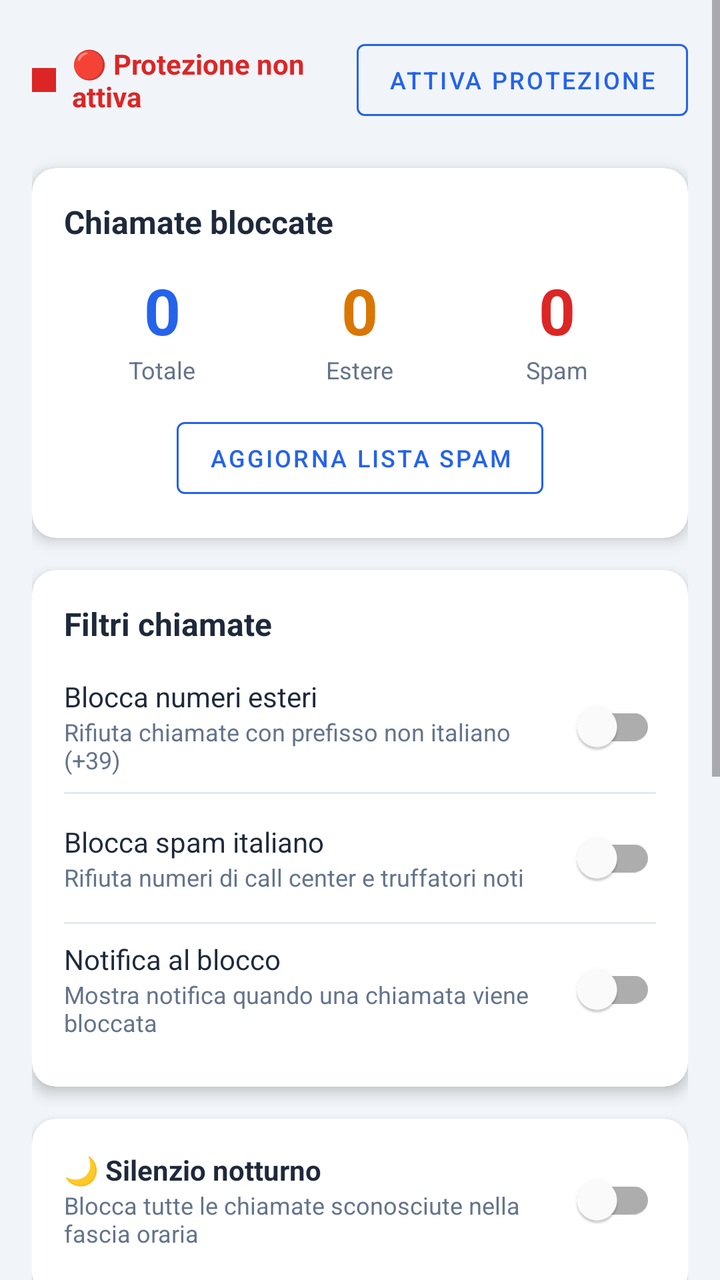
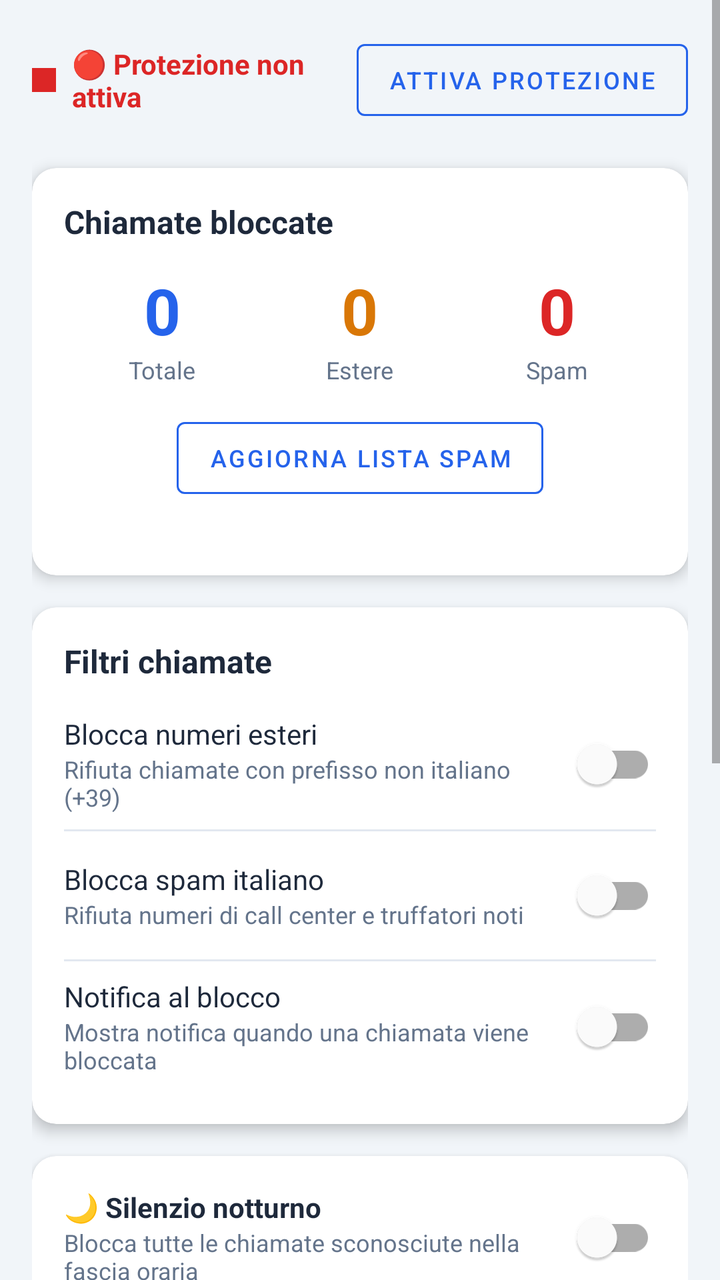

Two renders of the same Android screen: before a commit and after it. Below are the layout's source before the change and the commit's diff.
<!-- AndroidManifest.xml: application theme Theme.ScudoChiamate -->
<!-- res/layout/activity_main.xml -->
<?xml version="1.0" encoding="utf-8"?>
<ScrollView xmlns:android="http://schemas.android.com/apk/res/android"
    xmlns:app="http://schemas.android.com/apk/res-auto"
    android:layout_width="match_parent"
    android:layout_height="match_parent"
    android:background="@color/background"
    android:fillViewport="true">

    <LinearLayout
        android:layout_width="match_parent"
        android:layout_height="wrap_content"
        android:orientation="vertical"
        android:padding="16dp">

        
        <LinearLayout
            android:layout_width="match_parent"
            android:layout_height="wrap_content"
            android:gravity="center_vertical"
            android:orientation="horizontal"
            android:layout_marginBottom="20dp">

            <View
                android:id="@+id/statusIndicator"
                android:layout_width="12dp"
                android:layout_height="12dp"
                android:background="@color/red_inactive"
                android:layout_marginEnd="8dp" />

            <TextView
                android:id="@+id/tvServiceStatus"
                android:layout_width="0dp"
                android:layout_height="wrap_content"
                android:layout_weight="1"
                android:text="@string/service_inactive"
                android:textColor="@color/red_inactive"
                android:textSize="14sp"
                android:textStyle="bold" />

            <com.google.android.material.button.MaterialButton
                android:id="@+id/btnActivate"
                android:layout_width="wrap_content"
                android:layout_height="wrap_content"
                android:text="@string/btn_activate"
                android:textSize="12sp"
                style="@style/Widget.MaterialComponents.Button.OutlinedButton"
                app:strokeColor="@color/primary" />
        </LinearLayout>

        
        <com.google.android.material.card.MaterialCardView
            android:layout_width="match_parent"
            android:layout_height="wrap_content"
            android:layout_marginBottom="16dp"
            app:cardCornerRadius="12dp"
            app:cardElevation="4dp"
            app:cardBackgroundColor="@color/card_background">

            <LinearLayout
                android:layout_width="match_parent"
                android:layout_height="wrap_content"
                android:orientation="vertical"
                android:padding="16dp">

                <TextView
                    android:layout_width="wrap_content"
                    android:layout_height="wrap_content"
                    android:text="@string/stats_title"
                    android:textSize="16sp"
                    android:textStyle="bold"
                    android:textColor="@color/text_primary"
                    android:layout_marginBottom="12dp" />

                <LinearLayout
                    android:layout_width="match_parent"
                    android:layout_height="wrap_content"
                    android:orientation="horizontal"
                    android:gravity="center">

                    <LinearLayout android:layout_width="0dp" android:layout_height="wrap_content"
                        android:layout_weight="1" android:orientation="vertical" android:gravity="center">
                        <TextView android:id="@+id/tvTotalCount" android:layout_width="wrap_content"
                            android:layout_height="wrap_content" android:text="0"
                            android:textSize="32sp" android:textStyle="bold" android:textColor="@color/primary" />
                        <TextView android:layout_width="wrap_content" android:layout_height="wrap_content"
                            android:text="@string/stat_total" android:textSize="12sp" android:textColor="@color/text_secondary" />
                    </LinearLayout>

                    <LinearLayout android:layout_width="0dp" android:layout_height="wrap_content"
                        android:layout_weight="1" android:orientation="vertical" android:gravity="center">
                        <TextView android:id="@+id/tvForeignCount" android:layout_width="wrap_content"
                            android:layout_height="wrap_content" android:text="0"
                            android:textSize="32sp" android:textStyle="bold" android:textColor="@color/orange_foreign" />
                        <TextView android:layout_width="wrap_content" android:layout_height="wrap_content"
                            android:text="@string/stat_foreign" android:textSize="12sp" android:textColor="@color/text_secondary" />
                    </LinearLayout>

                    <LinearLayout android:layout_width="0dp" android:layout_height="wrap_content"
                        android:layout_weight="1" android:orientation="vertical" android:gravity="center">
                        <TextView android:id="@+id/tvSpamCount" android:layout_width="wrap_content"
                            android:layout_height="wrap_content" android:text="0"
                            android:textSize="32sp" android:textStyle="bold" android:textColor="@color/red_spam" />
                        <TextView android:layout_width="wrap_content" android:layout_height="wrap_content"
                            android:text="@string/stat_spam" android:textSize="12sp" android:textColor="@color/text_secondary" />
                    </LinearLayout>
                </LinearLayout>

                <com.google.android.material.button.MaterialButton
                    android:id="@+id/btnUpdateSpam"
                    android:layout_width="wrap_content"
                    android:layout_height="wrap_content"
                    android:layout_gravity="center"
                    android:layout_marginTop="12dp"
                    android:text="@string/btn_update_spam"
                    android:textSize="12sp"
                    style="@style/Widget.MaterialComponents.Button.OutlinedButton"
                    app:strokeColor="@color/primary" />
            </LinearLayout>
        </com.google.android.material.card.MaterialCardView>

        
        <com.google.android.material.card.MaterialCardView
            android:layout_width="match_parent"
            android:layout_height="wrap_content"
            android:layout_marginBottom="16dp"
            app:cardCornerRadius="12dp"
            app:cardElevation="4dp"
            app:cardBackgroundColor="@color/card_background">

            <LinearLayout
                android:layout_width="match_parent"
                android:layout_height="wrap_content"
                android:orientation="vertical"
                android:padding="16dp">

                <TextView
                    android:layout_width="wrap_content"
                    android:layout_height="wrap_content"
                    android:text="@string/settings_title"
                    android:textSize="16sp"
                    android:textStyle="bold"
                    android:textColor="@color/text_primary"
                    android:layout_marginBottom="8dp" />

                
                <LinearLayout android:layout_width="match_parent" android:layout_height="wrap_content"
                    android:orientation="horizontal" android:gravity="center_vertical"
                    android:paddingTop="8dp" android:paddingBottom="8dp">
                    <LinearLayout android:layout_width="0dp" android:layout_height="wrap_content"
                        android:layout_weight="1" android:orientation="vertical">
                        <TextView android:layout_width="wrap_content" android:layout_height="wrap_content"
                            android:text="@string/toggle_foreign_label" android:textSize="14sp" android:textColor="@color/text_primary" />
                        <TextView android:layout_width="wrap_content" android:layout_height="wrap_content"
                            android:text="@string/toggle_foreign_desc" android:textSize="12sp" android:textColor="@color/text_secondary" />
                    </LinearLayout>
                    <com.google.android.material.switchmaterial.SwitchMaterial
                        android:id="@+id/switchForeign" android:layout_width="wrap_content" android:layout_height="wrap_content" />
                </LinearLayout>

                <View android:layout_width="match_parent" android:layout_height="1dp" android:background="@color/divider" />

                
                <LinearLayout android:layout_width="match_parent" android:layout_height="wrap_content"
                    android:orientation="horizontal" android:gravity="center_vertical"
                    android:paddingTop="8dp" android:paddingBottom="8dp">
                    <LinearLayout android:layout_width="0dp" android:layout_height="wrap_content"
                        android:layout_weight="1" android:orientation="vertical">
                        <TextView android:layout_width="wrap_content" android:layout_height="wrap_content"
                            android:text="@string/toggle_spam_label" android:textSize="14sp" android:textColor="@color/text_primary" />
                        <TextView android:layout_width="wrap_content" android:layout_height="wrap_content"
                            android:text="@string/toggle_spam_desc" android:textSize="12sp" android:textColor="@color/text_secondary" />
                    </LinearLayout>
                    <com.google.android.material.switchmaterial.SwitchMaterial
                        android:id="@+id/switchSpam" android:layout_width="wrap_content" android:layout_height="wrap_content" />
                </LinearLayout>

                <View android:layout_width="match_parent" android:layout_height="1dp" android:background="@color/divider" />

                
                <LinearLayout android:layout_width="match_parent" android:layout_height="wrap_content"
                    android:orientation="horizontal" android:gravity="center_vertical"
                    android:paddingTop="8dp" android:paddingBottom="8dp">
                    <LinearLayout android:layout_width="0dp" android:layout_height="wrap_content"
                        android:layout_weight="1" android:orientation="vertical">
                        <TextView android:layout_width="wrap_content" android:layout_height="wrap_content"
                            android:text="@string/toggle_notify_label" android:textSize="14sp" android:textColor="@color/text_primary" />
                        <TextView android:layout_width="wrap_content" android:layout_height="wrap_content"
                            android:text="@string/toggle_notify_desc" android:textSize="12sp" android:textColor="@color/text_secondary" />
                    </LinearLayout>
                    <com.google.android.material.switchmaterial.SwitchMaterial
                        android:id="@+id/switchNotify" android:layout_width="wrap_content" android:layout_height="wrap_content" />
                </LinearLayout>
            </LinearLayout>
        </com.google.android.material.card.MaterialCardView>

        
        <com.google.android.material.card.MaterialCardView
            android:layout_width="match_parent"
            android:layout_height="wrap_content"
            android:layout_marginBottom="16dp"
            app:cardCornerRadius="12dp"
            app:cardElevation="4dp"
            app:cardBackgroundColor="@color/card_background">

            <LinearLayout
                android:layout_width="match_parent"
                android:layout_height="wrap_content"
                android:orientation="vertical"
                android:padding="16dp">

                <LinearLayout android:layout_width="match_parent" android:layout_height="wrap_content"
                    android:orientation="horizontal" android:gravity="center_vertical"
                    android:paddingBottom="8dp">
                    <LinearLayout android:layout_width="0dp" android:layout_height="wrap_content"
                        android:layout_weight="1" android:orientation="vertical">
                        <TextView android:layout_width="wrap_content" android:layout_height="wrap_content"
                            android:text="@string/toggle_time_label" android:textSize="14sp"
                            android:textStyle="bold" android:textColor="@color/text_primary" />
                        <TextView android:layout_width="wrap_content" android:layout_height="wrap_content"
                            android:text="@string/toggle_time_desc" android:textSize="12sp" android:textColor="@color/text_secondary" />
                    </LinearLayout>
                    <com.google.android.material.switchmaterial.SwitchMaterial
                        android:id="@+id/switchTimeBlock" android:layout_width="wrap_content" android:layout_height="wrap_content" />
                </LinearLayout>

                
                <LinearLayout
                    android:id="@+id/timeBlockControls"
                    android:layout_width="match_parent"
                    android:layout_height="wrap_content"
                    android:orientation="horizontal"
                    android:gravity="center"
                    android:visibility="gone">

                    <com.google.android.material.button.MaterialButton
                        android:id="@+id/btnStartTime"
                        android:layout_width="0dp"
                        android:layout_height="wrap_content"
                        android:layout_weight="1"
                        android:layout_marginEnd="8dp"
                        android:text="@string/time_from_default"
                        style="@style/Widget.MaterialComponents.Button.OutlinedButton"
                        app:strokeColor="@color/primary" />

                    <TextView
                        android:layout_width="wrap_content"
                        android:layout_height="wrap_content"
                        android:text="→"
                        android:textSize="18sp"
                        android:layout_marginEnd="8dp"
                        android:textColor="@color/text_secondary" />

                    <com.google.android.material.button.MaterialButton
                        android:id="@+id/btnEndTime"
                        android:layout_width="0dp"
                        android:layout_height="wrap_content"
                        android:layout_weight="1"
                        android:text="@string/time_to_default"
                        style="@style/Widget.MaterialComponents.Button.OutlinedButton"
                        app:strokeColor="@color/primary" />
                </LinearLayout>
            </LinearLayout>
        </com.google.android.material.card.MaterialCardView>

        
        <com.google.android.material.card.MaterialCardView
            android:layout_width="match_parent"
            android:layout_height="wrap_content"
            android:layout_marginBottom="16dp"
            app:cardCornerRadius="12dp"
            app:cardElevation="4dp"
            app:cardBackgroundColor="@color/card_background">

            <LinearLayout
                android:layout_width="match_parent"
                android:layout_height="wrap_content"
                android:orientation="horizontal"
                android:gravity="center_vertical"
                android:padding="16dp">

                <LinearLayout
                    android:layout_width="0dp"
                    android:layout_height="wrap_content"
                    android:layout_weight="1"
                    android:orientation="vertical">
                    <TextView
                        android:layout_width="wrap_content"
                        android:layout_height="wrap_content"
                        android:text="@string/whitelist_card_title"
                        android:textSize="14sp"
                        android:textStyle="bold"
                        android:textColor="@color/text_primary" />
                    <TextView
                        android:layout_width="wrap_content"
                        android:layout_height="wrap_content"
                        android:text="@string/whitelist_card_desc"
                        android:textSize="12sp"
                        android:textColor="@color/text_secondary" />
                </LinearLayout>

                <com.google.android.material.button.MaterialButton
                    android:id="@+id/btnManageWhitelist"
                    android:layout_width="wrap_content"
                    android:layout_height="wrap_content"
                    android:text="@string/btn_manage"
                    android:textSize="12sp"
                    style="@style/Widget.MaterialComponents.Button.OutlinedButton"
                    app:strokeColor="@color/green_active"
                    app:strokeWidth="1.5dp" />
            </LinearLayout>
        </com.google.android.material.card.MaterialCardView>


        
        <com.google.android.material.card.MaterialCardView
            android:layout_width="match_parent"
            android:layout_height="wrap_content"
            android:layout_marginBottom="16dp"
            app:cardCornerRadius="12dp"
            app:cardElevation="4dp"
            app:cardBackgroundColor="@color/card_background">

            <LinearLayout
                android:layout_width="match_parent"
                android:layout_height="wrap_content"
                android:orientation="horizontal"
                android:gravity="center_vertical"
                android:padding="16dp">

                <LinearLayout
                    android:layout_width="0dp"
                    android:layout_height="wrap_content"
                    android:layout_weight="1"
                    android:orientation="vertical">
                    <TextView
                        android:layout_width="wrap_content"
                        android:layout_height="wrap_content"
                        android:text="@string/call_log_card_title"
                        android:textSize="14sp"
                        android:textStyle="bold"
                        android:textColor="@color/text_primary" />
                    <TextView
                        android:layout_width="wrap_content"
                        android:layout_height="wrap_content"
                        android:text="@string/call_log_card_desc"
                        android:textSize="12sp"
                        android:textColor="@color/text_secondary" />
                </LinearLayout>

                <com.google.android.material.button.MaterialButton
                    android:id="@+id/btnCallLog"
                    android:layout_width="wrap_content"
                    android:layout_height="wrap_content"
                    android:text="@string/btn_manage"
                    android:textSize="12sp"
                    style="@style/Widget.MaterialComponents.Button.OutlinedButton"
                    app:strokeColor="@color/orange_foreign"
                    app:strokeWidth="1.5dp" />
            </LinearLayout>
        </com.google.android.material.card.MaterialCardView>
        
        <com.google.android.material.card.MaterialCardView
            android:layout_width="match_parent"
            android:layout_height="wrap_content"
            android:layout_marginBottom="16dp"
            app:cardCornerRadius="12dp"
            app:cardElevation="4dp"
            app:cardBackgroundColor="@color/card_background">

            <LinearLayout
                android:layout_width="match_parent"
                android:layout_height="wrap_content"
                android:orientation="vertical"
                android:padding="16dp">

                <TextView
                    android:layout_width="wrap_content"
                    android:layout_height="wrap_content"
                    android:text="Backup lista nera"
                    android:textSize="14sp"
                    android:textStyle="bold"
                    android:textColor="@color/text_primary"
                    android:layout_marginBottom="8dp" />

                <LinearLayout
                    android:layout_width="match_parent"
                    android:layout_height="wrap_content"
                    android:orientation="horizontal">

                    <com.google.android.material.button.MaterialButton
                        android:id="@+id/btnExportBlacklist"
                        android:layout_width="0dp"
                        android:layout_height="wrap_content"
                        android:layout_weight="1"
                        android:layout_marginEnd="8dp"
                        android:text="Esporta"
                        android:textSize="12sp"
                        style="@style/Widget.MaterialComponents.Button.OutlinedButton"
                        app:strokeColor="@color/primary" />

                    <com.google.android.material.button.MaterialButton
                        android:id="@+id/btnImportBlacklist"
                        android:layout_width="0dp"
                        android:layout_height="wrap_content"
                        android:layout_weight="1"
                        android:text="Importa"
                        android:textSize="12sp"
                        style="@style/Widget.MaterialComponents.Button.OutlinedButton"
                        app:strokeColor="@color/primary" />
                </LinearLayout>
            </LinearLayout>
        </com.google.android.material.card.MaterialCardView>
        
        <LinearLayout
            android:layout_width="match_parent"
            android:layout_height="wrap_content"
            android:orientation="horizontal"
            android:gravity="center_vertical"
            android:layout_marginBottom="8dp">

            <TextView
                android:layout_width="0dp"
                android:layout_height="wrap_content"
                android:layout_weight="1"
                android:text="@string/history_title"
                android:textSize="16sp"
                android:textStyle="bold"
                android:textColor="@color/text_primary" />

            <com.google.android.material.button.MaterialButton
                android:id="@+id/btnClearHistory"
                android:layout_width="wrap_content"
                android:layout_height="wrap_content"
                android:text="@string/btn_clear"
                android:textSize="12sp"
                style="@style/Widget.MaterialComponents.Button.TextButton" />
        </LinearLayout>

        <TextView
            android:id="@+id/emptyState"
            android:layout_width="match_parent"
            android:layout_height="wrap_content"
            android:text="@string/empty_history"
            android:textColor="@color/text_secondary"
            android:gravity="center"
            android:padding="24dp"
            android:visibility="gone" />

        <androidx.recyclerview.widget.RecyclerView
            android:id="@+id/rvBlockedCalls"
            android:layout_width="match_parent"
            android:layout_height="wrap_content"
            android:nestedScrollingEnabled="false" />

    </LinearLayout>
</ScrollView>
<!-- resources referenced by this layout -->
<resources>
  <color name="background">#F1F5F9</color>
  <color name="card_background">#FFFFFF</color>
  <color name="divider">#E2E8F0</color>
  <color name="green_active">#16A34A</color>
  <color name="orange_foreign">#D97706</color>
  <color name="primary">#2563EB</color>
  <color name="red_inactive">#DC2626</color>
  <color name="red_spam">#DC2626</color>
  <color name="text_primary">#1E293B</color>
  <color name="text_secondary">#64748B</color>
  <string name="btn_activate">Attiva protezione</string>
  <string name="btn_clear">Cancella tutto</string>
  <string name="btn_manage">Gestisci</string>
  <string name="btn_update_spam">Aggiorna lista spam</string>
  <string name="call_log_card_desc">Blocca o sblocca numeri dalla tua cronologia chiamate</string>
  <string name="call_log_card_title">📞 Blocca dalla cronologia</string>
  <string name="empty_history">Nessuna chiamata bloccata ancora 🛡️</string>
  <string name="history_title">Cronologia blocchi</string>
  <string name="service_inactive">🔴 Protezione non attiva</string>
  <string name="settings_title">Filtri chiamate</string>
  <string name="stat_foreign">Estere</string>
  <string name="stat_spam">Spam</string>
  <string name="stat_total">Totale</string>
  <string name="stats_title">Chiamate bloccate</string>
  <string name="time_from_default">Da 22:00</string>
  <string name="time_to_default">Fino alle 08:00</string>
  <string name="toggle_foreign_desc">Rifiuta chiamate con prefisso non italiano (+39)</string>
  <string name="toggle_foreign_label">Blocca numeri esteri</string>
  <string name="toggle_notify_desc">Mostra notifica quando una chiamata viene bloccata</string>
  <string name="toggle_notify_label">Notifica al blocco</string>
  <string name="toggle_spam_desc">Rifiuta numeri di call center e truffatori noti</string>
  <string name="toggle_spam_label">Blocca spam italiano</string>
  <string name="toggle_time_desc">Blocca tutte le chiamate sconosciute nella fascia oraria</string>
  <string name="toggle_time_label">🌙 Silenzio notturno</string>
  <string name="whitelist_card_desc">Aggiungi prefissi esteri (+44, +33…) o numeri fissi sempre ammessi</string>
  <string name="whitelist_card_title">✅ Numeri e prefissi consentiti</string>
  <style name="Theme.ScudoChiamate" parent="Theme.MaterialComponents.DayNight.DarkActionBar">
          <item name="colorPrimary">@color/primary</item>
          <item name="colorPrimaryVariant">@color/primary_dark</item>
          <item name="colorOnPrimary">@color/white</item>
          <item name="colorSecondary">@color/green_active</item>
          <item name="colorOnSecondary">@color/white</item>
          <item name="android:statusBarColor">@color/primary_dark</item>
          <item name="android:windowBackground">@color/background</item>
      </style>
  <color name="primary_dark">#1D4ED8</color>
  <color name="white">#FFFFFFFF</color>
</resources>

<!-- the commit's change to res/layout/activity_main.xml (unified diff, before → after) -->
@@ -115,6 +115,16 @@
                     android:textSize="12sp"
                     style="@style/Widget.MaterialComponents.Button.OutlinedButton"
                     app:strokeColor="@color/primary" />
+
+                <TextView
+                    android:id="@+id/tvSpamSources"
+                    android:layout_width="wrap_content"
+                    android:layout_height="wrap_content"
+                    android:layout_gravity="center"
+                    android:layout_marginTop="4dp"
+                    android:gravity="center"
+                    android:textSize="11sp"
+                    android:textColor="@color/text_secondary" />
             </LinearLayout>
         </com.google.android.material.card.MaterialCardView>
 
